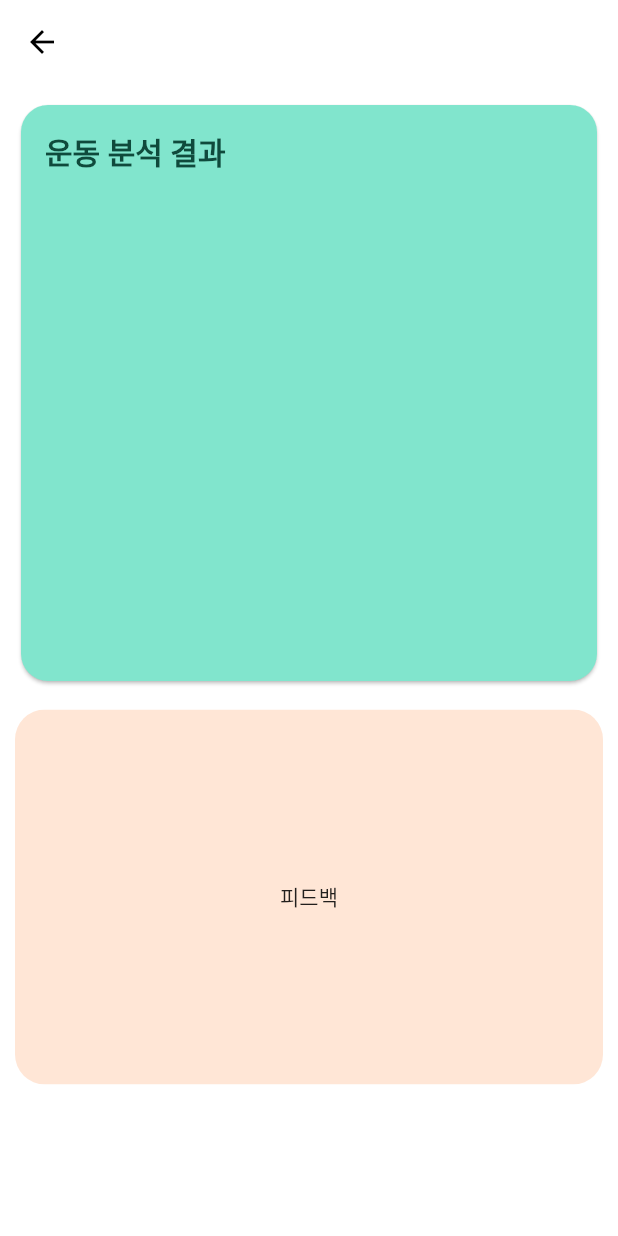
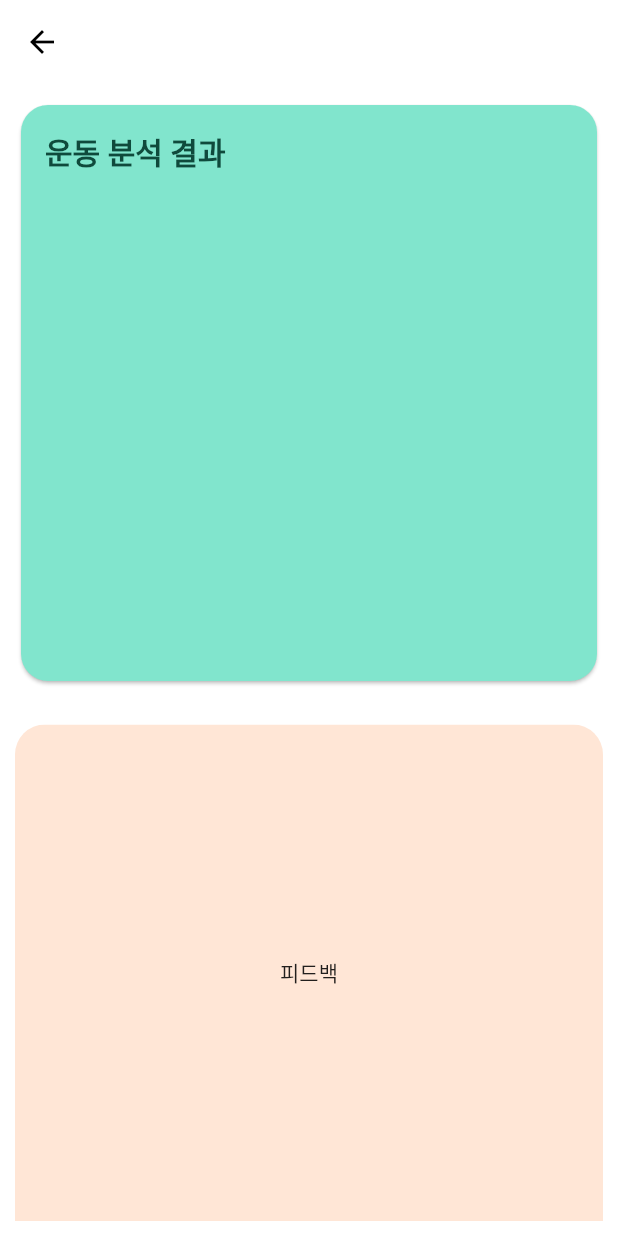
Before and after one commit to MuSeongPark/AI_APP_MyPT_StrongFriends, a Flutter app: the WorkoutResultPage screen opened directly with empty values, on a phone screen of 412 x 824 dp. Run offline on Flutter 3.47's test engine with Material 2 defaults, Android fonts, the phone set to English and light mode, and no system bars; drawn by our look-alikes of fl_chart; our stand-ins replace camera, cloud_firestore, firebase_auth, firebase_core, flutter_signin_button, flutter_tts and 5 more; missing offline and left inert: google_ml_kit; accounts and stored records are empty.

Commit message:
Workout Result List Page Error Fix Trial 2

```diff
--- a/mypt/lib/screens/analysis/workout_result_page.dart
+++ b/mypt/lib/screens/analysis/workout_result_page.dart
@@ -13,20 +13,30 @@ class WorkoutResultPage extends StatelessWidget {
     return Scaffold(
       appBar: buildNoTitleAppBar(),
       body: Container(
-        padding: EdgeInsets.all(10),
+        padding: const EdgeInsets.all(10),
         child: Column(
-          mainAxisAlignment: MainAxisAlignment.start,
           children: [
-            CustomizedBarChart(workoutResult: workoutResult,),
-            Container(
-              margin: EdgeInsets.only(top: 15),
-              child: ClipRRect(
-                borderRadius: BorderRadius.circular(20),
-                child: Container(
-                  height: 250,
-                  width: double.infinity,
-                  color: kLightIvoryColor,
-                  child: Center(child: Text('피드백')),
+            Padding(
+              padding: const EdgeInsets.only(bottom: 10.0),
+              child: CustomizedBarChart(
+                workoutResult: workoutResult,
+              ),
+            ),
+            Expanded(
+              child: Container(
+                margin: const EdgeInsets.only(top: 15),
+                child: ClipRRect(
+                  borderRadius: const BorderRadius.only(
+                    topLeft: Radius.circular(20),
+                    topRight: Radius.circular(20),
+                  ),
+                  child: Container(
+                    width: double.infinity,
+                    color: kLightIvoryColor,
+                    child: Center(
+                      child: _buildFeedback(),
+                    ),
+                  ),
                 ),
               ),
             ),
@@ -35,4 +45,12 @@ class WorkoutResultPage extends StatelessWidget {
       ),
     );
   }
+
+  Widget _buildFeedback() {
+    if (workoutResult.workoutName == 'squat') {
+      return Text('Squat Feedback');
+    } else {
+      return Text('피드백');
+    }
+  }
 }
--- a/mypt/lib/screens/workout_result_list_page.dart
+++ b/mypt/lib/screens/workout_result_list_page.dart
@@ -16,11 +16,18 @@ class WorkoutResultListPage extends StatefulWidget {
 }
 
 class _WorkoutResultListPageState extends State<WorkoutResultListPage> {
-  final Stream<QuerySnapshot> _resultsStream = FirebaseFirestore.instance.collection('exercise_DB').snapshots();
+  final Stream<QuerySnapshot> _resultsStream =
+      FirebaseFirestore.instance.collection('exercise_DB').snapshots();
 
   @override
   Widget build(BuildContext context) {
+    return Scaffold(
+      appBar: buildNoTitleAppBar(),
+      body: _buildStreamBuilder(),
+    );
+  }
 
+  StreamBuilder<QuerySnapshot<Object?>> _buildStreamBuilder() {
     return StreamBuilder<QuerySnapshot>(
       stream: _resultsStream,
       builder: (BuildContext context, AsyncSnapshot<QuerySnapshot> snapshot) {
@@ -31,21 +38,17 @@ class _WorkoutResultListPageState extends State<WorkoutResultListPage> {
         if (snapshot.connectionState == ConnectionState.waiting) {
           return Text("Loading");
         }
-
-        return Scaffold(
-          appBar: buildNoTitleAppBar(),
-          body: ListView(
+        return ListView(
             children: snapshot.data!.docs.map((DocumentSnapshot document) {
-            Map<String, dynamic> data = document.data()! as Map<String, dynamic>;
+              Map<String, dynamic> data =
+                  document.data()! as Map<String, dynamic>;
               WorkoutResult workoutResult = WorkoutResult.fromJson(data);
               return ListTile(
                   title: Text(data['workout_name']),
-              onTap: (){
+                  onTap: () {
                     Get.to(WorkoutResultPage(workoutResult: workoutResult));
-              }
-            );
+                  });
             }).toList(),
-          ),
           );
       },
     );
```
Lines whose indentation alone changed are shown as unchanged.
